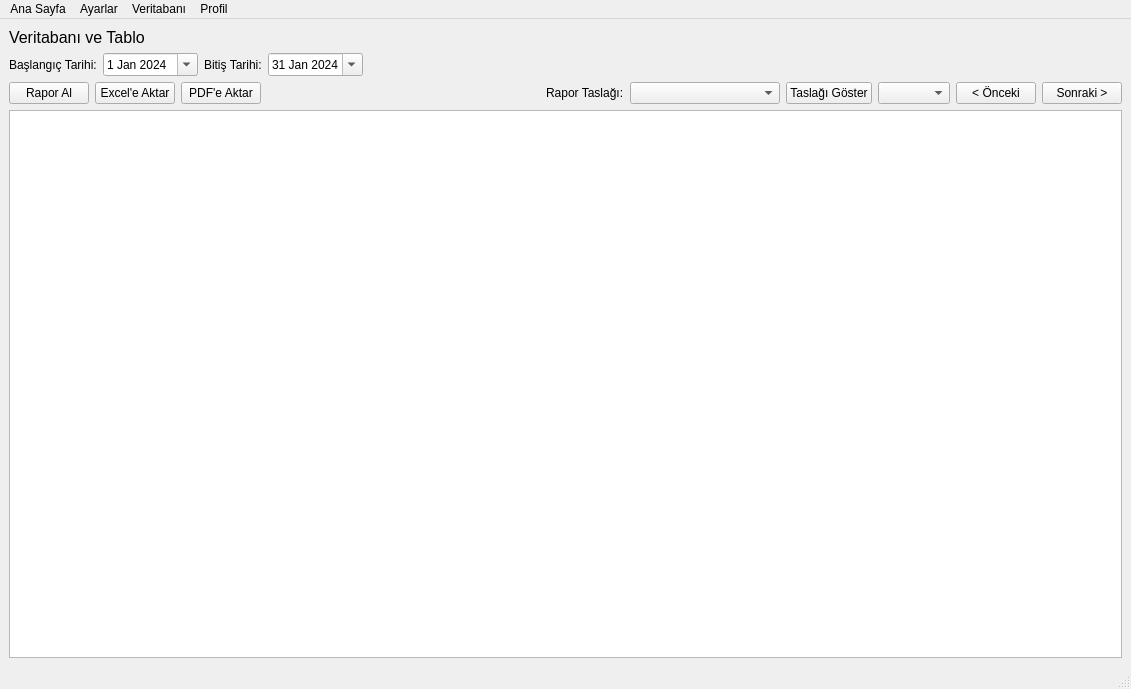
First picture: the form in src/ui/arayuz.ui, repository ilkerAdanur/AdminTableTool, before the edit.
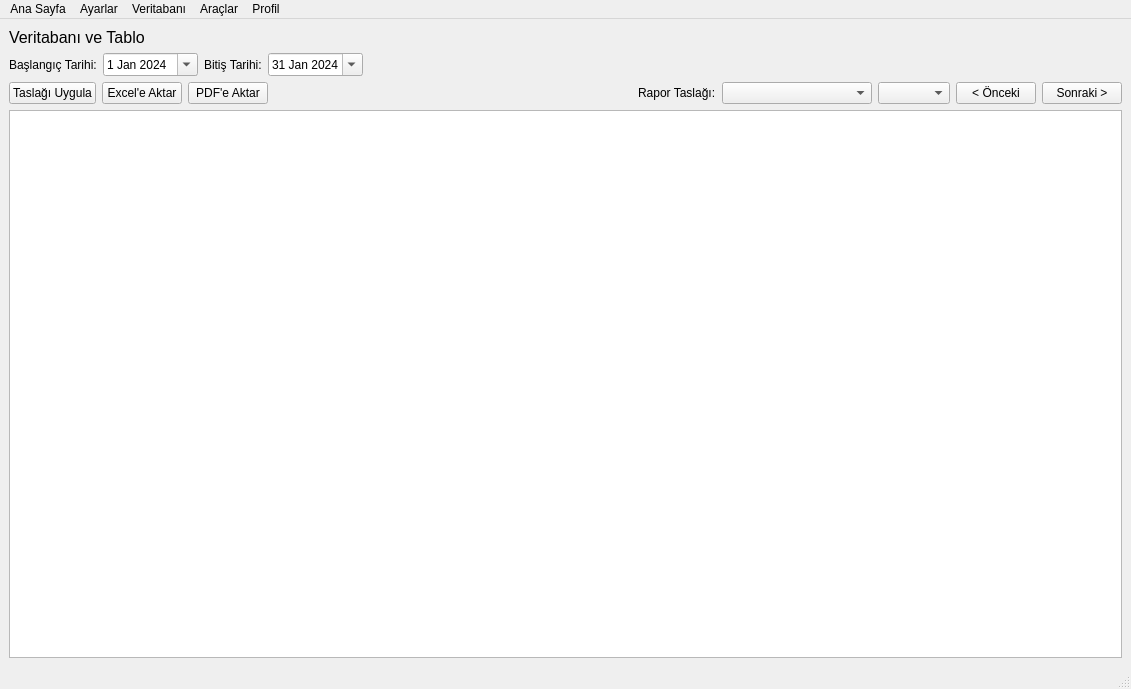
Second picture: the form after the edit.

Diff of the .ui file:
```diff
--- a/src/ui/arayuz.ui
+++ b/src/ui/arayuz.ui
@@ -119,9 +119,9 @@
     <item>
      <layout class="QHBoxLayout" name="horizontalLayout_Buttons">
       <item>
-       <widget class="QPushButton" name="btn_Sorgula">
+       <widget class="QPushButton" name="btn_ApplyTemplate">
         <property name="text">
-         <string>Rapor Al</string>
+         <string>Taslağı Uygula</string>
         </property>
        </widget>
       </item>
@@ -175,13 +175,6 @@
         </property>
        </widget>
       </item>
-      <item>
-       <widget class="QPushButton" name="btn_ApplyTemplate">
-        <property name="text">
-         <string>Taslağı Göster</string>
-        </property>
-       </widget>
-      </item>
       <item>
        <widget class="QComboBox" name="tarihSecCBox">
         <property name="toolTip">
@@ -269,6 +262,12 @@
     <addaction name="menuVeritaban_T_r_Se_iniz"/>
     <addaction name="actionVeritaban_n_Se"/>
    </widget>
+   <widget class="QMenu" name="menuAraclar">
+    <property name="title">
+     <string>Araçlar</string>
+    </property>
+    <addaction name="actionGunluk_Ozet_Raporu"/>
+   </widget>
    <widget class="QMenu" name="menuProfil">
     <property name="title">
      <string>Profil</string>
@@ -278,7 +277,7 @@
    <addaction name="menuAna_Sayfa"/>
    <addaction name="menuAyarlar"/>
    <addaction name="menuVeritaban"/>
-   <addaction name="menuProfil"/>
+   <addaction name="menuAraclar"/> <addaction name="menuProfil"/>
   </widget>
   <widget class="QStatusBar" name="statusbar"/>
   <action name="actionVeritaban_n_Se">
```
Left out of the diff: 31 changed lines with no effect on the pictures.
